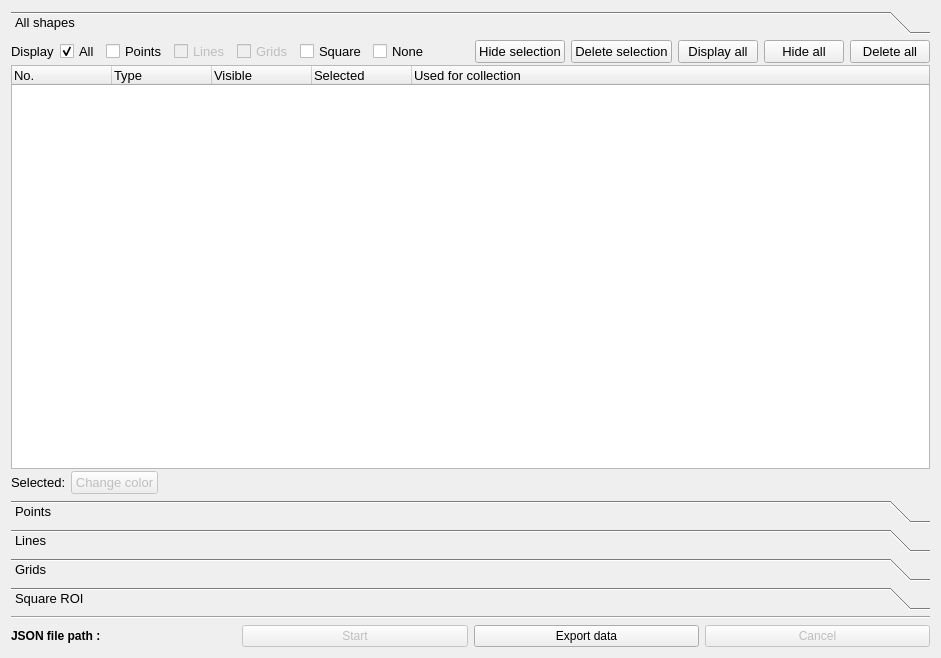
natxo14/mxcube, file gui/ui_files/graphics_manager_layout.ui: the form before one commit.
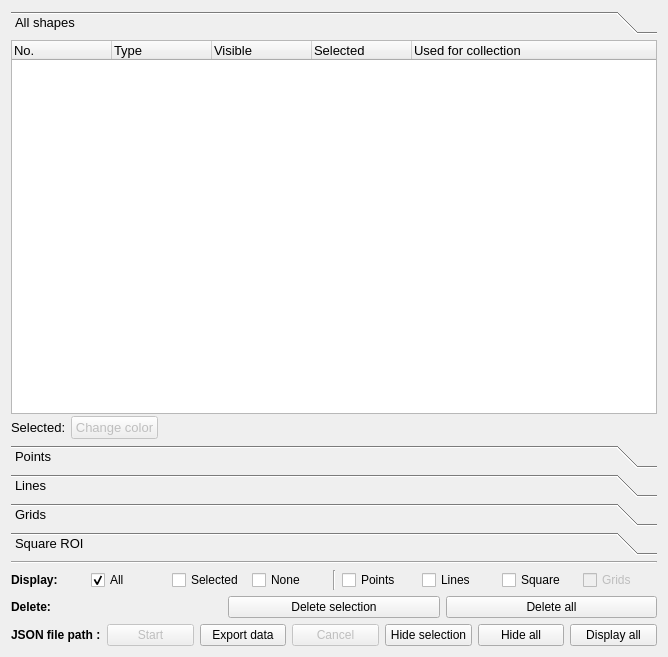
The form after the commit. The open tabs and pages were chosen to show the change. Icons and pictures are not drawn.

Commit message:
GraphicsManagerBrick improve design/functionality:
Export functionality deleted: on another brick now
Changes in design to reflect this

Diff of the .ui file:
```diff
--- a/gui/ui_files/graphics_manager_layout.ui
+++ b/gui/ui_files/graphics_manager_layout.ui
@@ -6,8 +6,8 @@
    <rect>
     <x>0</x>
     <y>0</y>
-    <width>941</width>
-    <height>658</height>
+    <width>668</width>
+    <height>657</height>
    </rect>
   </property>
   <property name="sizePolicy">
@@ -25,8 +25,8 @@
   <property name="windowTitle">
    <string>Graphics manager</string>
   </property>
-  <layout class="QGridLayout" name="gridLayout">
-   <item row="0" column="0">
+  <layout class="QVBoxLayout" name="verticalLayout">
+   <item>
     <widget class="QToolBox" name="shapes_toolbox">
      <property name="enabled">
       <bool>true</bool>
@@ -53,8 +53,8 @@
        <rect>
         <x>0</x>
         <y>0</y>
-        <width>923</width>
-        <height>446</height>
+        <width>650</width>
+        <height>377</height>
        </rect>
       </property>
       <attribute name="label">
@@ -76,7 +76,7 @@
        <property name="spacing">
         <number>2</number>
        </property>
-       <item row="2" column="0">
+       <item row="1" column="0">
         <layout class="QHBoxLayout" name="rowthree_hbox">
          <property name="spacing">
           <number>2</number>
@@ -126,7 +126,7 @@
          </item>
         </layout>
        </item>
-       <item row="1" column="0">
+       <item row="0" column="0">
         <widget class="QTreeWidget" name="shapes_treewidget">
          <property name="sizePolicy">
           <sizepolicy hsizetype="Preferred" vsizetype="Expanding">
@@ -179,131 +179,6 @@
          </column>
         </widget>
        </item>
-       <item row="0" column="0">
-        <layout class="QHBoxLayout" name="rowone_hbox">
-         <property name="spacing">
-          <number>6</number>
-         </property>
-         <item>
-          <widget class="QLabel" name="display_label">
-           <property name="text">
-            <string>Display</string>
-           </property>
-           <property name="wordWrap">
-            <bool>false</bool>
-           </property>
-          </widget>
-         </item>
-         <item>
-          <widget class="QCheckBox" name="display_all_cbox">
-           <property name="text">
-            <string>All</string>
-           </property>
-           <property name="checked">
-            <bool>true</bool>
-           </property>
-          </widget>
-         </item>
-         <item>
-          <widget class="QCheckBox" name="display_points_cbox">
-           <property name="text">
-            <string>Points</string>
-           </property>
-          </widget>
-         </item>
-         <item>
-          <widget class="QCheckBox" name="display_lines_cbox">
-           <property name="enabled">
-            <bool>false</bool>
-           </property>
-           <property name="text">
-            <string>Lines</string>
-           </property>
-          </widget>
-         </item>
-         <item>
-          <widget class="QCheckBox" name="display_grids_cbox">
-           <property name="enabled">
-            <bool>false</bool>
-           </property>
-           <property name="text">
-            <string>Grids</string>
-           </property>
-          </widget>
-         </item>
-         <item>
-          <widget class="QCheckBox" name="display_square_roi_cbox">
-           <property name="text">
-            <string>Square</string>
-           </property>
-          </widget>
-         </item>
-         <item>
-          <widget class="QCheckBox" name="hide_all_cbox">
-           <property name="text">
-            <string>None</string>
-           </property>
-          </widget>
-         </item>
-         <item>
-          <spacer name="horizontalSpacer">
-           <property name="orientation">
-            <enum>Qt::Horizontal</enum>
-           </property>
-           <property name="sizeHint" stdset="0">
-            <size>
-             <width>40</width>
-             <height>20</height>
-            </size>
-           </property>
-          </spacer>
-         </item>
-         <item>
-          <widget class="QPushButton" name="hide_selection_button">
-           <property name="text">
-            <string>Hide selection</string>
-           </property>
-          </widget>
-         </item>
-         <item>
-          <widget class="QPushButton" name="delete_selection_button">
-           <property name="text">
-            <string>Delete selection</string>
-           </property>
-          </widget>
-         </item>
-         <item>
-          <widget class="QPushButton" name="display_all_button">
-           <property name="enabled">
-            <bool>true</bool>
-           </property>
-           <property name="text">
-            <string>Display all</string>
-           </property>
-          </widget>
-         </item>
-         <item>
-          <widget class="QPushButton" name="hide_all_button">
-           <property name="enabled">
-            <bool>true</bool>
-           </property>
-           <property name="text">
-            <string>Hide all</string>
-           </property>
-          </widget>
-         </item>
-         <item>
-          <widget class="QPushButton" name="delete_all_button">
-           <property name="enabled">
-            <bool>true</bool>
-           </property>
-           <property name="text">
-            <string>Delete all</string>
-           </property>
-          </widget>
-         </item>
-        </layout>
-       </item>
       </layout>
      </widget>
      <widget class="QWidget" name="points_page">
@@ -971,7 +846,124 @@
      </widget>
     </widget>
    </item>
-   <item row="2" column="0">
+   <item>
+    <widget class="Line" name="line">
+     <property name="orientation">
+      <enum>Qt::Horizontal</enum>
+     </property>
+    </widget>
+   </item>
+   <item>
+    <layout class="QHBoxLayout" name="horizontalLayout_5">
+     <item>
+      <widget class="QLabel" name="display_label">
+       <property name="text">
+        <string>&lt;html&gt;&lt;head/&gt;&lt;body&gt;&lt;p&gt;&lt;span style=&quot; font-weight:600;&quot;&gt;Display:&lt;/span&gt;&lt;/p&gt;&lt;/body&gt;&lt;/html&gt;</string>
+       </property>
+       <property name="wordWrap">
+        <bool>false</bool>
+       </property>
+      </widget>
+     </item>
+     <item>
+      <widget class="QCheckBox" name="display_all_cbox">
+       <property name="text">
+        <string>All</string>
+       </property>
+       <property name="checked">
+        <bool>true</bool>
+       </property>
+      </widget>
+     </item>
+     <item>
+      <widget class="QCheckBox" name="hide_selected_cbox">
+       <property name="text">
+        <string>Selected</string>
+       </property>
+      </widget>
+     </item>
+     <item>
+      <widget class="QCheckBox" name="hide_all_cbox">
+       <property name="text">
+        <string>None</string>
+       </property>
+      </widget>
+     </item>
+     <item>
+      <widget class="Line" name="line_2">
+       <property name="orientation">
+        <enum>Qt::Vertical</enum>
+       </property>
+      </widget>
+     </item>
+     <item>
+      <widget class="QCheckBox" name="display_points_cbox">
+       <property name="text">
+        <string>Points</string>
+       </property>
+      </widget>
+     </item>
+     <item>
+      <widget class="QCheckBox" name="display_lines_cbox">
+       <property name="enabled">
+        <bool>true</bool>
+       </property>
+       <property name="text">
+        <string>Lines</string>
+       </property>
+      </widget>
+     </item>
+     <item>
+      <widget class="QCheckBox" name="display_square_roi_cbox">
+       <property name="text">
+        <string>Square</string>
+       </property>
+      </widget>
+     </item>
+     <item>
+      <widget class="QCheckBox" name="display_grids_cbox">
+       <property name="enabled">
+        <bool>false</bool>
+       </property>
+       <property name="text">
+        <string>Grids</string>
+       </property>
+      </widget>
+     </item>
+    </layout>
+   </item>
+   <item>
+    <layout class="QHBoxLayout" name="horizontalLayout_6">
+     <item>
+      <widget class="QLabel" name="display_label_2">
+       <property name="text">
+        <string>&lt;html&gt;&lt;head/&gt;&lt;body&gt;&lt;p&gt;&lt;span style=&quot; font-weight:600;&quot;&gt;Delete:&lt;/span&gt;&lt;/p&gt;&lt;/body&gt;&lt;/html&gt;</string>
+       </property>
+       <property name="wordWrap">
+        <bool>false</bool>
+       </property>
+      </widget>
+     </item>
+     <item>
+      <widget class="QPushButton" name="delete_selection_button">
+       <property name="text">
+        <string>Delete selection</string>
+       </property>
+      </widget>
+     </item>
+     <item>
+      <widget class="QPushButton" name="delete_all_button">
+       <property name="enabled">
+        <bool>true</bool>
+       </property>
+       <property name="text">
+        <string>Delete all</string>
+       </property>
+      </widget>
+     </item>
+    </layout>
+   </item>
+   <item>
     <layout class="QHBoxLayout" name="horizontalLayout_4">
      <item>
       <widget class="QLabel" name="file_path_label">
@@ -1007,15 +999,35 @@
        </property>
       </widget>
      </item>
+     <item>
+      <widget class="QPushButton" name="hide_selection_button">
+       <property name="text">
+        <string>Hide selection</string>
+       </property>
+      </widget>
+     </item>
+     <item>
+      <widget class="QPushButton" name="hide_all_button">
+       <property name="enabled">
+        <bool>true</bool>
+       </property>
+       <property name="text">
+        <string>Hide all</string>
+       </property>
+      </widget>
+     </item>
+     <item>
+      <widget class="QPushButton" name="display_all_button">
+       <property name="enabled">
+        <bool>true</bool>
+       </property>
+       <property name="text">
+        <string>Display all</string>
+       </property>
+      </widget>
+     </item>
     </layout>
    </item>
-   <item row="1" column="0">
-    <widget class="Line" name="line">
-     <property name="orientation">
-      <enum>Qt::Horizontal</enum>
-     </property>
-    </widget>
-   </item>
   </layout>
  </widget>
  <layoutdefault spacing="6" margin="11"/>
```
Left out of the diff: 18 changed lines with no effect on the pictures. The commit also changes 1 other file.
